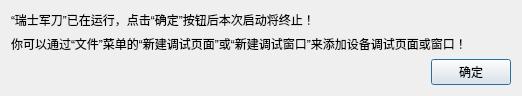
Before: the Qt Designer form src/singleton/SAKSingletonErrorDialog.ui in x-tools-author/x-tools, drawn with Qt 5.
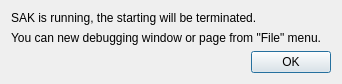
After: the same form once the commit is applied.

What changed in the file:
```diff
--- a/src/singleton/SAKSingletonErrorDialog.ui
+++ b/src/singleton/SAKSingletonErrorDialog.ui
@@ -6,7 +6,7 @@
    <rect>
     <x>0</x>
     <y>0</y>
-    <width>522</width>
+    <width>342</width>
     <height>77</height>
    </rect>
   </property>
@@ -17,21 +17,21 @@
    <item row="2" column="1">
     <widget class="QPushButton" name="pushButton">
      <property name="text">
-      <string>确定</string>
+      <string>OK</string>
      </property>
     </widget>
    </item>
    <item row="1" column="0" colspan="2">
     <widget class="QLabel" name="label_2">
      <property name="text">
-      <string>你可以通过“文件”菜单的“新建调试页面”或“新建调试窗口”来添加设备调试页面或窗口！</string>
+      <string>You can new debugging window or page from &quot;File&quot; menu.</string>
      </property>
     </widget>
    </item>
    <item row="0" column="0" colspan="2">
     <widget class="QLabel" name="label">
      <property name="text">
-      <string>“瑞士军刀”已在运行，点击“确定”按钮后本次启动将终止！</string>
+      <string>SAK is running, the starting will be terminated.</string>
      </property>
     </widget>
    </item>
```
Left out of the diff: 2 changed lines with no effect on the pictures.
